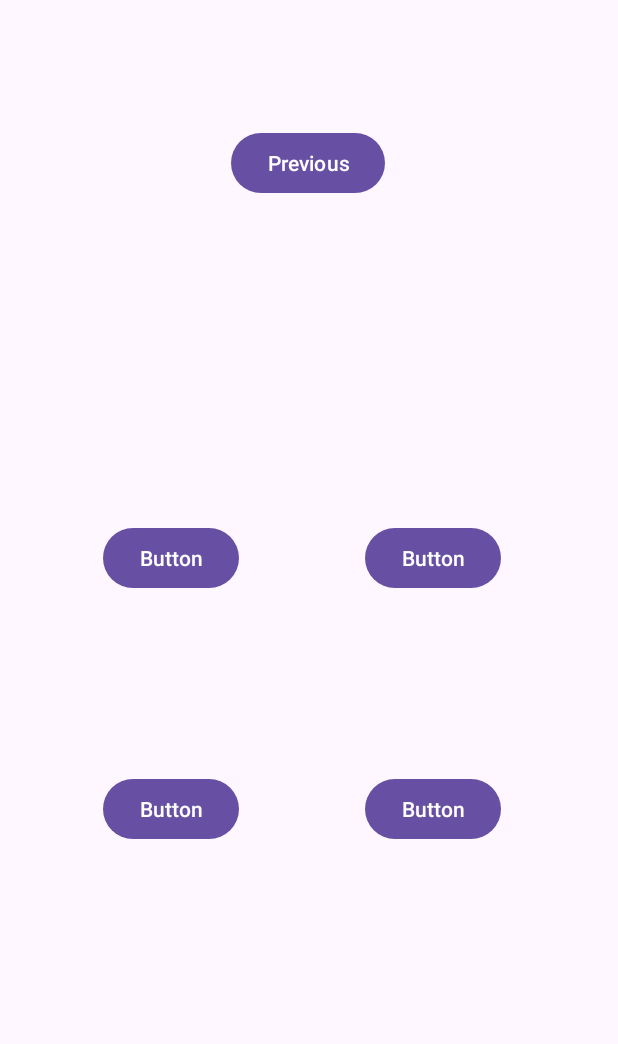
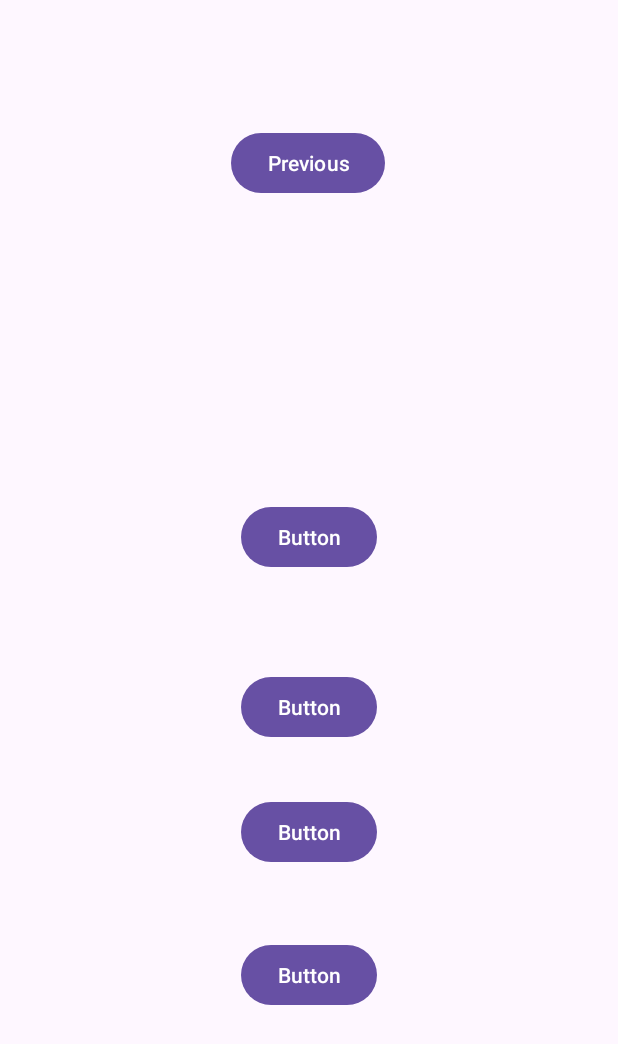
Before and after one commit to adibhalizam/Flag-IQ, an Android app: the SecondFragment screen opened through its navigation route, on a phone screen of 412 x 824 dp. Shown: the top 1044 px of the screen. Run offline under Robolectric (Android 15) with nearby library versions, the phone set to English and light mode, and no system bars; our stand-ins replace Picasso, Volley, navigation-ui; network calls fail; pictures from the network do not load.

Commit message:
Modify buttons position

```diff
--- a/FlagIQ/app/src/main/res/layout/fragment_second.xml
+++ b/FlagIQ/app/src/main/res/layout/fragment_second.xml
@@ -38,22 +38,20 @@
         android:text="Button"
         app:layout_constraintBottom_toBottomOf="parent"
         app:layout_constraintEnd_toEndOf="parent"
-        app:layout_constraintHorizontal_bias="0.212"
         app:layout_constraintStart_toStartOf="parent"
         app:layout_constraintTop_toBottomOf="@+id/imageView"
-        app:layout_constraintVertical_bias="0.258" />
+        app:layout_constraintVertical_bias="0.23" />
 
     <Button
         android:id="@+id/button2"
         android:layout_width="wrap_content"
         android:layout_height="wrap_content"
+        android:layout_marginBottom="216dp"
         android:text="Button"
         app:layout_constraintBottom_toBottomOf="parent"
         app:layout_constraintEnd_toEndOf="parent"
-        app:layout_constraintHorizontal_bias="0.759"
         app:layout_constraintStart_toStartOf="parent"
-        app:layout_constraintTop_toBottomOf="@+id/imageView"
-        app:layout_constraintVertical_bias="0.258" />
+        app:layout_constraintTop_toBottomOf="@+id/button" />
 
     <Button
         android:id="@+id/button3"
@@ -62,10 +60,9 @@
         android:text="Button"
         app:layout_constraintBottom_toBottomOf="parent"
         app:layout_constraintEnd_toEndOf="parent"
-        app:layout_constraintHorizontal_bias="0.212"
         app:layout_constraintStart_toStartOf="parent"
-        app:layout_constraintTop_toBottomOf="@+id/button"
-        app:layout_constraintVertical_bias="0.358" />
+        app:layout_constraintTop_toBottomOf="@+id/button2"
+        app:layout_constraintVertical_bias="0.151" />
 
     <Button
         android:id="@+id/button4"
@@ -74,8 +71,7 @@
         android:text="Button"
         app:layout_constraintBottom_toBottomOf="parent"
         app:layout_constraintEnd_toEndOf="parent"
-        app:layout_constraintHorizontal_bias="0.759"
         app:layout_constraintStart_toStartOf="parent"
-        app:layout_constraintTop_toBottomOf="@+id/button2"
-        app:layout_constraintVertical_bias="0.358" />
+        app:layout_constraintTop_toBottomOf="@+id/button3"
+        app:layout_constraintVertical_bias="0.315" />
 </androidx.constraintlayout.widget.ConstraintLayout>
```
